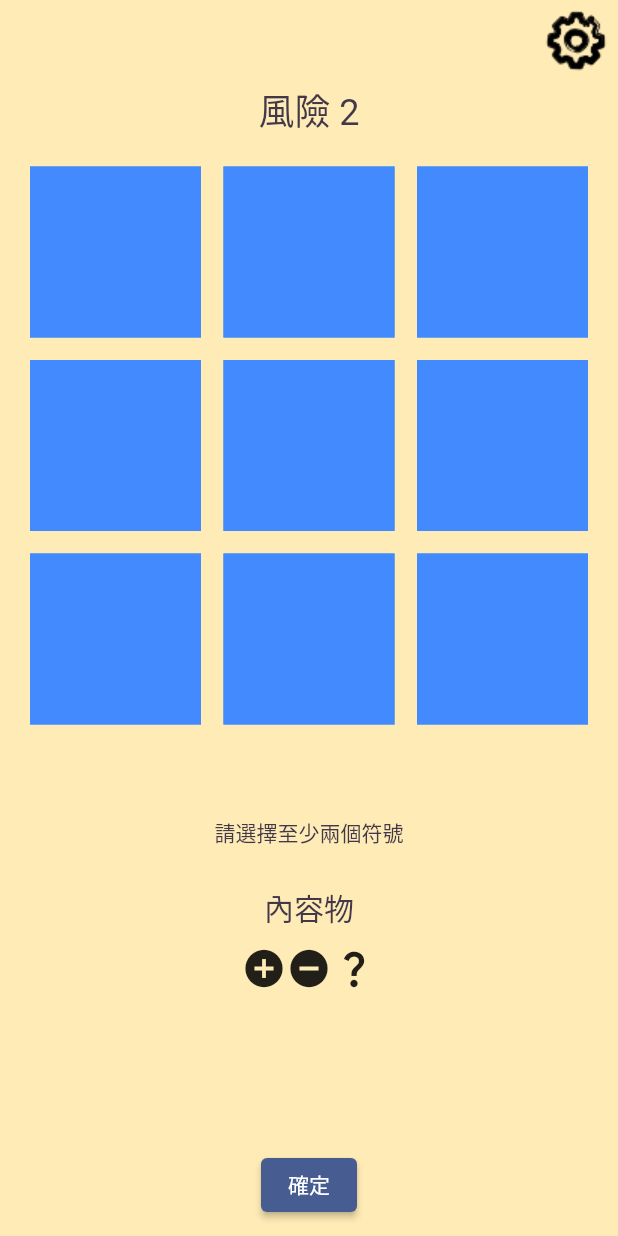
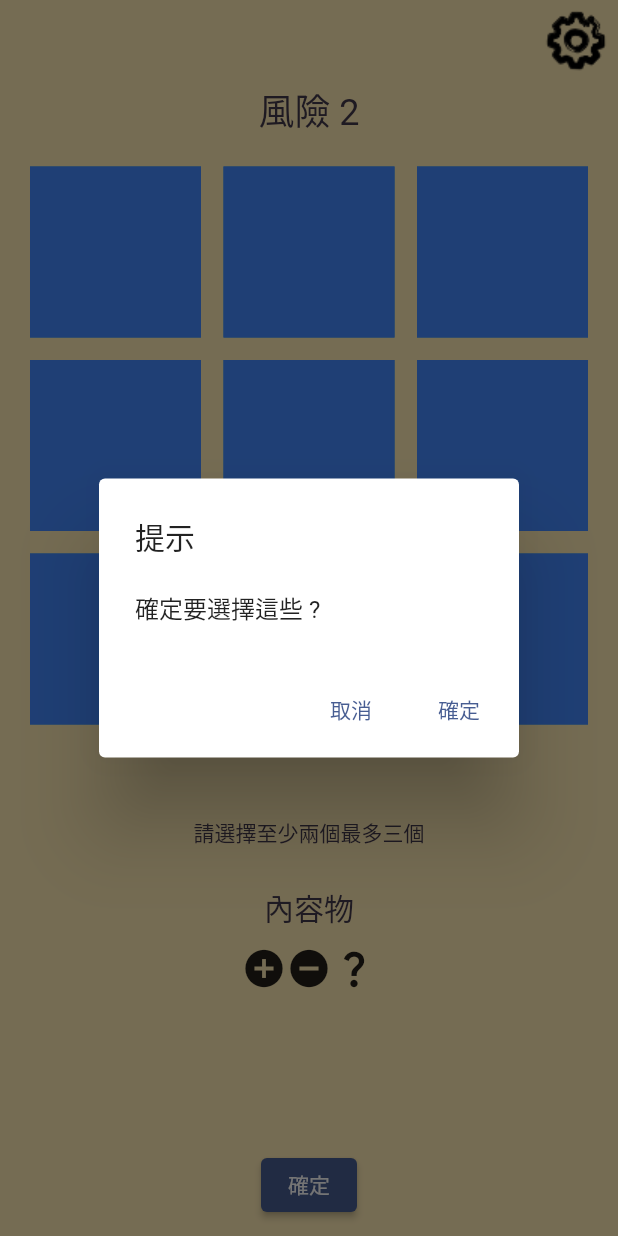
Before and after one commit to JohnsonHuang555/schrodinger-s_box, a Flutter app: the PlaySessionScreen screen opened directly with sample values from the repository, after a tap on "確定", on a phone screen of 412 x 824 dp. Run offline on Flutter 3.47's test engine with Material 2 defaults, Android fonts, the phone set to English and light mode, and no system bars; our stand-ins replace audioplayers, firebase_core, firebase_crashlytics, go_router, google_mobile_ads, in_app_purchase and 1 more; missing offline and left inert: games_services; accounts and stored records are empty.

```diff
--- a/lib/src/game_internals/game_state.dart
+++ b/lib/src/game_internals/game_state.dart
@@ -92,6 +92,10 @@ class GameState extends ChangeNotifier {
     }
 
     if (selectedSymbols.isEmpty || !isExist) {
+      // 最多選三個
+      if (selectedSymbols.length == 3) {
+        return;
+      }
       selectedSymbols.add(SelectedSymbol(index, symbol));
       notifyListeners();
       return;
--- a/lib/src/game_internals/selected_symbol.dart
+++ b/lib/src/game_internals/selected_symbol.dart
@@ -2,7 +2,7 @@ import './game_state.dart';
 
 class SelectedSymbol {
   int index;
-  MathSymbol symbol;
+  MathSymbol? symbol;
 
   SelectedSymbol(this.index, this.symbol);
 }
--- /dev/null
+++ b/lib/src/play_session/confirm_dialog.dart
@@ -0,0 +1,23 @@
+import 'package:flutter/material.dart';
+
+class ConfirmDialog extends StatelessWidget {
+  const ConfirmDialog({super.key});
+
+  @override
+  Widget build(BuildContext context) {
+    return AlertDialog(
+      title: const Text('提示'),
+      content: const Text('確定要選擇這些 ?'),
+      actions: <Widget>[
+        TextButton(
+          onPressed: () => Navigator.pop(context, '取消'),
+          child: const Text('取消'),
+        ),
+        TextButton(
+          onPressed: () => Navigator.pop(context, '確定'),
+          child: const Text('確定'),
+        ),
+      ],
+    );
+  }
+}
--- a/lib/src/play_session/game_card.dart
+++ b/lib/src/play_session/game_card.dart
@@ -1,6 +1,7 @@
 import 'package:flutter/material.dart';
 import 'package:game_template/src/game_internals/game_risk.dart';
 import 'package:game_template/src/game_internals/game_state.dart';
+import 'package:game_template/src/game_internals/selected_symbol.dart';
 import 'package:provider/provider.dart';
 
 class GameCard extends StatefulWidget {
@@ -27,14 +28,28 @@ class _GameCardState extends State<GameCard> {
         isChecked = false;
       });
     }
-    for (var element in selectedSymbols) {
-      if (element.index == widget.index) {
-        setState(() {
-          isChecked = element.index == widget.index;
-        });
-        break;
-      }
+
+    var alreadySelected = selectedSymbols.singleWhere(
+        (element) => element.index == widget.index,
+        orElse: () => SelectedSymbol(-1, null));
+
+    if (alreadySelected.index != -1) {
+      setState(() {
+        isChecked = true;
+      });
+    } else {
+      setState(() {
+        isChecked = false;
+      });
     }
+
+    // for (var element in selectedSymbols) {
+    //   if (element.index == widget.index) {
+    //     setState(() {
+    //       isChecked = true;
+    //     });
+    //   }
+    // }
     return InkResponse(
       onTap: () {
         Provider.of<GameState>(context, listen: false)
--- a/lib/src/play_session/play_session_screen.dart
+++ b/lib/src/play_session/play_session_screen.dart
@@ -6,6 +6,7 @@ import 'dart:async';
 
 import 'package:flutter/material.dart';
 import 'package:game_template/src/game_internals/game_state.dart';
+import 'package:game_template/src/play_session/confirm_dialog.dart';
 import 'package:game_template/src/play_session/game_board.dart';
 import 'package:go_router/go_router.dart';
 import 'package:logging/logging.dart' hide Level;
@@ -98,7 +99,7 @@ class _PlaySessionScreenState extends State<PlaySessionScreen> {
                             height: 10,
                           ),
                           Text(
-                            '請選擇至少兩個符號',
+                            '請選擇至少兩個最多三個',
                             style: TextStyle(fontSize: 14),
                           ),
                           SizedBox(
@@ -129,13 +130,15 @@ class _PlaySessionScreenState extends State<PlaySessionScreen> {
                         ],
                       ),
                     ),
+                    // 確認視窗
                     Container(
                       margin: EdgeInsets.all(10),
                       child: ElevatedButton(
                         child: Text('確定'),
-                        onPressed: () {
-                          // 跳彈窗
-                        },
+                        onPressed: () => showDialog<String>(
+                          context: context,
+                          builder: (context) => ConfirmDialog(),
+                        ),
                       ),
                     )
                   ],
```
